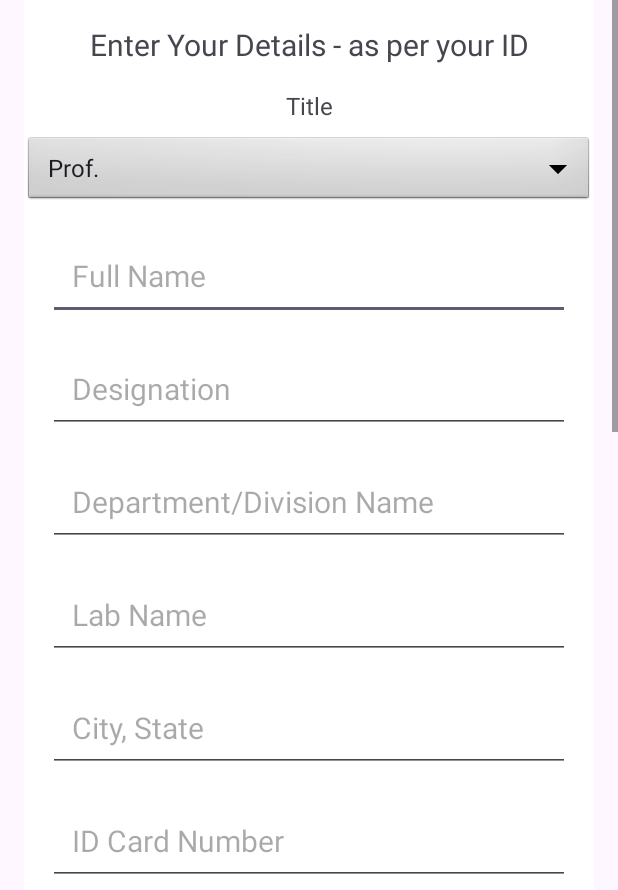
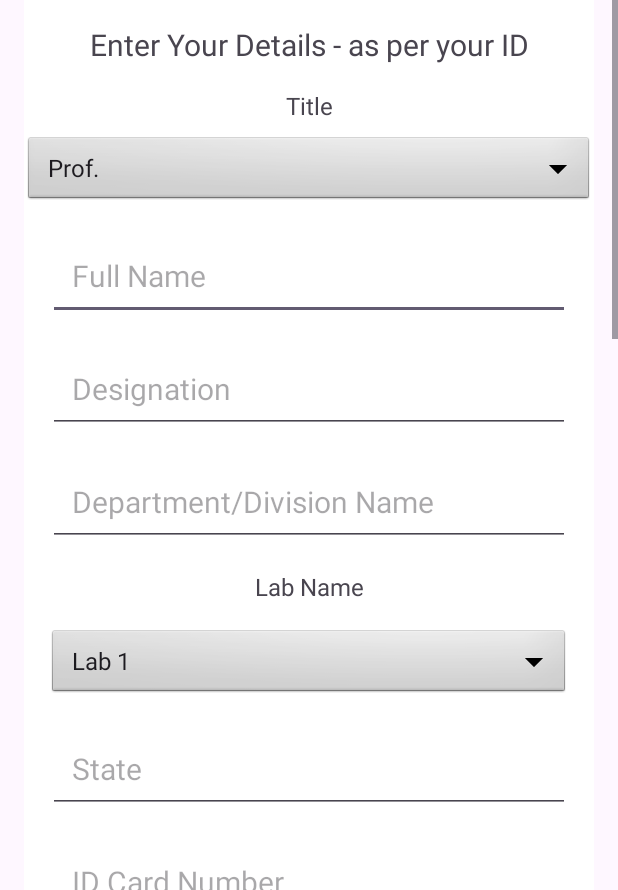
Before and after one commit to kr-001/CSIR_Pehchaan, an Android app: the RegisterActivity screen opened directly, with no data from a screen before it, on a phone screen of 412 x 824 dp, the part 346-1236 px from its top. Run offline under Robolectric (Android 15) with nearby library versions, the light colour scheme and no system bars; pictures from the network do not load.

```diff
--- a/app/src/main/java/com/app/csir_npl/User.kt
+++ b/app/src/main/java/com/app/csir_npl/User.kt
@@ -11,5 +11,7 @@ data class User(
     var cityState: String = "",
     var idCardNumber: String = "",
     var photoPath: String = "",
-    var password: String = ""
+    var password: String = "",
+    var email : String = "",
+    var contact : String = ""
 ) : Serializable
--- a/app/src/main/res/layout/activity_register.xml
+++ b/app/src/main/res/layout/activity_register.xml
@@ -129,28 +129,42 @@
                 android:padding="16dp" />
 
             <!-- Lab Name -->
-            <EditText
-                android:id="@+id/editTextLabName"
+            <!-- Lab Name -->
+            <TextView
+                android:id="@+id/textViewLabName"
+                android:layout_width="wrap_content"
+                android:layout_height="wrap_content"
+                android:text="Lab Name"
+                android:textSize="16sp"
+                app:layout_constraintTop_toBottomOf="@id/editTextDivisionName"
+                app:layout_constraintStart_toStartOf="parent"
+                app:layout_constraintEnd_toEndOf="parent"
+                android:layout_marginTop="16dp" />
+            <Spinner
+                android:id="@+id/spinnerLabName"
+                android:text = "Lab Name"
                 android:layout_width="0dp"
                 android:layout_height="wrap_content"
-                android:hint="Lab Name"
-                android:textSize="20sp"
-                app:layout_constraintTop_toBottomOf="@id/editTextDivisionName"
+                android:background="@android:drawable/btn_dropdown"
+                android:paddingEnd="32dp"
+                android:paddingStart="8dp"
+                android:hint="Select Lab Name"
+                app:layout_constraintTop_toBottomOf="@id/textViewLabName"
                 app:layout_constraintStart_toStartOf="parent"
                 app:layout_constraintEnd_toEndOf="parent"
                 app:layout_constraintHorizontal_bias="0.5"
                 android:layout_marginHorizontal="16dp"
                 android:layout_marginTop="16dp"
-                android:padding="16dp" />
+                android:entries="@array/lab_names" />
 
             <!-- City and State -->
             <EditText
                 android:id="@+id/editTextCityState"
                 android:layout_width="0dp"
                 android:layout_height="wrap_content"
-                android:hint="City, State"
+                android:hint="State"
                 android:textSize="20sp"
-                app:layout_constraintTop_toBottomOf="@id/editTextLabName"
+                app:layout_constraintTop_toBottomOf="@id/spinnerLabName"
                 app:layout_constraintStart_toStartOf="parent"
                 app:layout_constraintEnd_toEndOf="parent"
                 app:layout_constraintHorizontal_bias="0.5"
@@ -172,6 +186,35 @@
                 android:layout_marginHorizontal="16dp"
                 android:layout_marginTop="16dp"
                 android:padding="16dp" />
+            <!-- Email -->
+            <EditText
+                android:id="@+id/editTextEmail"
+                android:layout_width="0dp"
+                android:layout_height="wrap_content"
+                android:hint="Email"
+                android:textSize="20sp"
+                app:layout_constraintTop_toBottomOf="@id/editTextIDCardNumber"
+                app:layout_constraintStart_toStartOf="parent"
+                app:layout_constraintEnd_toEndOf="parent"
+                app:layout_constraintHorizontal_bias="0.5"
+                android:layout_marginHorizontal="16dp"
+                android:layout_marginTop="16dp"
+                android:padding="16dp" />
+
+            <!-- Contact Number -->
+            <EditText
+                android:id="@+id/editTextContactNumber"
+                android:layout_width="0dp"
+                android:layout_height="wrap_content"
+                android:hint="Contact Number"
+                android:textSize="20sp"
+                app:layout_constraintTop_toBottomOf="@id/editTextEmail"
+                app:layout_constraintStart_toStartOf="parent"
+                app:layout_constraintEnd_toEndOf="parent"
+                app:layout_constraintHorizontal_bias="0.5"
+                android:layout_marginHorizontal="16dp"
+                android:layout_marginTop="16dp"
+                android:padding="16dp" />
 
             <!-- Photo Upload Section -->
             <TextView
@@ -180,7 +223,7 @@
                 android:layout_height="wrap_content"
                 android:text="Upload Photo"
                 android:textSize="16sp"
-                app:layout_constraintTop_toBottomOf="@id/editTextIDCardNumber"
+                app:layout_constraintTop_toBottomOf="@id/editTextContactNumber"
                 app:layout_constraintStart_toStartOf="parent"
                 android:layout_marginTop="16dp"
                 android:layout_marginStart="16dp" />
@@ -191,7 +234,7 @@
                 android:layout_height="wrap_content"
                 android:text="Upload"
                 android:textSize="20sp"
-                app:layout_constraintTop_toBottomOf="@id/editTextIDCardNumber"
+                app:layout_constraintTop_toBottomOf="@id/editTextContactNumber"
                 app:layout_constraintEnd_toEndOf="parent"
                 android:layout_marginTop="16dp"
                 android:layout_marginEnd="16dp" />
--- a/app/src/main/res/values/arrays.xml
+++ b/app/src/main/res/values/arrays.xml
@@ -6,4 +6,5 @@
         <item>Mr.</item>
         <item>Ms.</item>
     </string-array>
+    <string-array name="lab_names" />
 </resources>
```
Also changed, not shown: app/src/main/java/com/app/csir_npl/IdCardActivity.kt (+31 -7 lines), app/src/main/java/com/app/csir_npl/LabNameActivity.kt (+12 -0 lines), app/src/main/java/com/app/csir_npl/LoginActivity.kt (+10 -1 lines), app/src/main/java/com/app/csir_npl/RegisterActivity.kt (+67 -56 lines).
